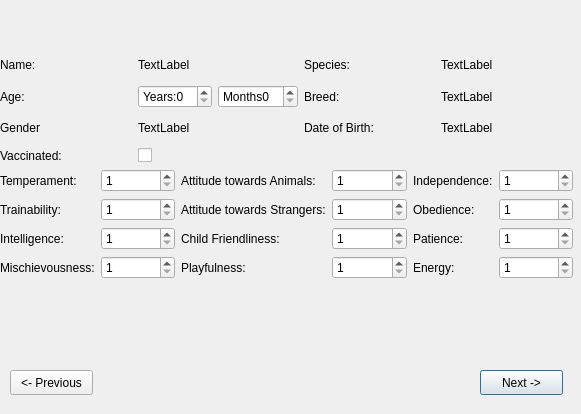
Before: the Qt Designer form CUACS/animaldetailedview.ui in davidNguyenCU/3004cuACS, drawn with Qt 5.
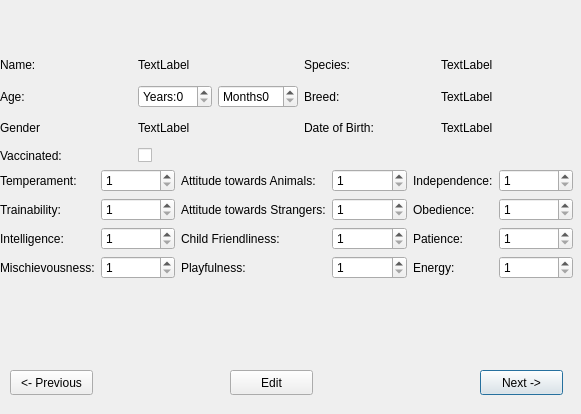
After: the same form once the commit is applied.

Diff of the .ui file:
```diff
--- a/CUACS/animaldetailedview.ui
+++ b/CUACS/animaldetailedview.ui
@@ -377,6 +377,19 @@
     </item>
    </layout>
   </widget>
+  <widget class="QPushButton" name="editBtn">
+   <property name="geometry">
+    <rect>
+     <x>230</x>
+     <y>370</y>
+     <width>83</width>
+     <height>25</height>
+    </rect>
+   </property>
+   <property name="text">
+    <string>Edit</string>
+   </property>
+  </widget>
  </widget>
  <resources/>
  <connections/>
```
